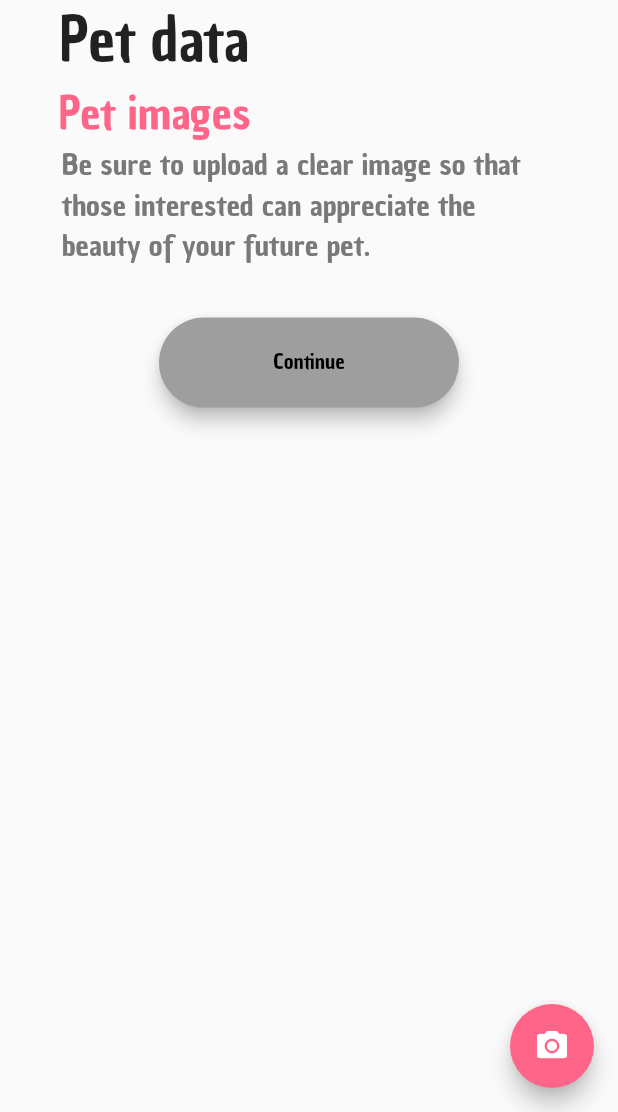
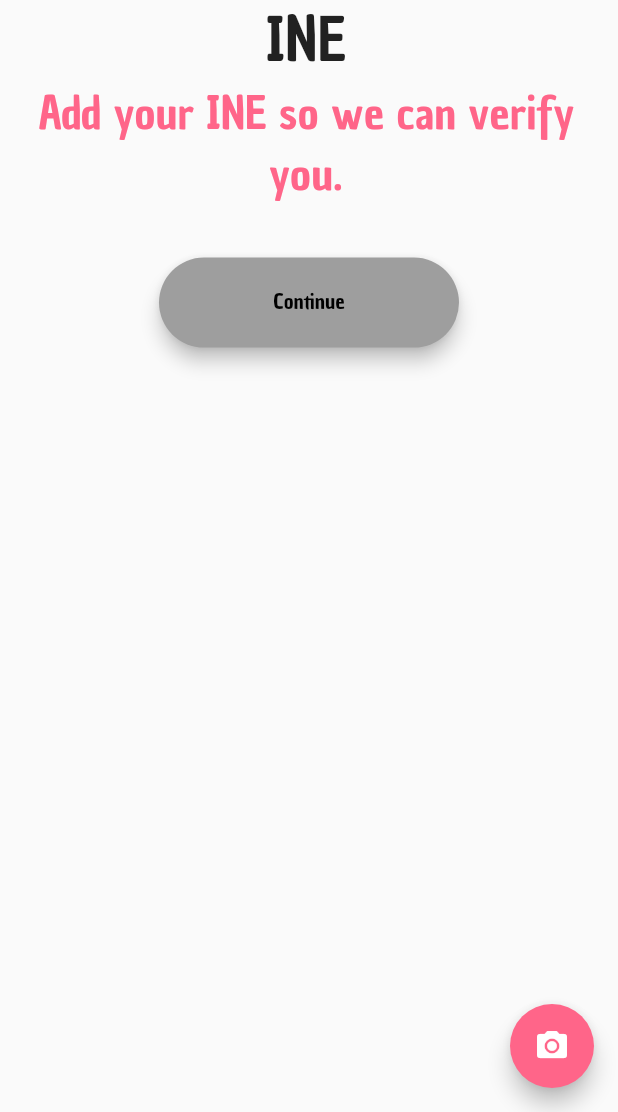
Before and after one commit to BrianFlores7/PETFIND-APP, a Flutter app: the IneOwnerRegister screen opened directly with empty values, on a phone screen of 412 x 824 dp, the part 124-1236 px from its top. Run offline on Flutter 3.47's test engine with Material 2 defaults, Android fonts, the phone set to English and light mode, and no system bars; our stand-ins replace flutter_easyloading, image_picker; missing offline and left inert: simple_s3; network calls fail.

```diff
--- a/lib/AdoptForm/ui/screen/adopt_done.dart
+++ b/lib/AdoptForm/ui/screen/adopt_done.dart
@@ -40,7 +40,10 @@ class PetFinishedAdoptView extends StatelessWidget {
                       btnText: 'See status',
                       color: ColorsViews.pink_word,
                       onPressed: () async {
-                        Map key = {"scaffoldKey": _scaffoldKey};
+                        Map key = {
+                          "scaffoldKey": _scaffoldKey,
+                          "user_id" : ModalRoute.of(context)!.settings.arguments as String,
+                        };
                         Navigator.pushNamed(
                           context,
                           '/success',
--- a/lib/Home/ui/screen/detail_pet.dart
+++ b/lib/Home/ui/screen/detail_pet.dart
@@ -74,8 +74,12 @@ class _DetailPetView extends State<DetailPetView> {
                     onPressed: () async {
                       try {
                         await listPetController.adopt(pet, widget.userId);
+                        Map key = {
+                          "pet": pet,
+                          "user_id" : widget.userId,
+                        };
                         Navigator.pushNamed(context, '/adoptDone',
-                            arguments: pet);
+                            arguments: widget.userId);
                       } catch (e) {
                         print(e);
                       }
--- a/lib/Home/ui/widget/card_give_up_adopt.dart
+++ b/lib/Home/ui/widget/card_give_up_adopt.dart
@@ -18,7 +18,7 @@ class CardGiveUpAdopt extends StatelessWidget {
   Widget build(BuildContext context) {
     return InkWell(
       onTap: () {
-        Navigator.pushNamed(context, '/registerPet', arguments: userId);
+        Navigator.pushNamed(context, '/registerPetData', arguments: userId);
       },
       child: Card(
         shape: RoundedRectangleBorder(
--- a/lib/Home/ui/widget/pet_requested.dart
+++ b/lib/Home/ui/widget/pet_requested.dart
@@ -27,7 +27,7 @@ class CardPetRequested extends StatelessWidget {
 
       // La propiedad child anida un widget en su interior
       // Usamos columna para ordenar un ListTile y una fila con botones
-      child: Row(
+      child: Column(
         children: <Widget>[
           Column(
             children: [
--- a/lib/Register/ui/screen/add_ine_photo.dart
+++ b/lib/Register/ui/screen/add_ine_photo.dart
@@ -67,31 +67,23 @@ class _IneOwnerRegisterState extends State<IneOwnerRegister> {
             children: [
               AppBarRegister(width),
               Padding(
-                padding: EdgeInsets.only(right: width * 0.5),
+                padding: EdgeInsets.only(right: width * 0.01),
                 child: Column(
                   children: const <Widget>[
                     Text(
-                      Labels.pet_data,
+                      "INE",
                       style: TextStyle(fontSize: 40),
                     ),
                     Text(
-                      Labels.petImages,
+                      "Add your INE so we can verify you.",
+                      textAlign: TextAlign.center,
                       style: TextStyle(
                         fontSize: 30,
                         color: ColorsViews.pink_word,
+
                       ),
                     ),
                   ],
-                ),
-              ),
-              SizedBox(
-                width: width * 0.8,
-                child: const Text(
-                  Labels.beSureToUpload,
-                  style: TextStyle(
-                    fontSize: 20,
-                    color: ColorsViews.grey_word,
-                  ),
                 ),
               ),
               _setImageView(width, height),
@@ -122,8 +114,7 @@ class _IneOwnerRegisterState extends State<IneOwnerRegister> {
                         Map key = {"scaffoldKey": _scaffoldKey};
                         Navigator.popAndPushNamed(
                           context,
-                          '/success',
-                          arguments: _scaffoldKey,
+                          '/',
                         );
                       } else {
                         var snackBar =
--- a/lib/RegisterPet/repository/register_pet_api.dart
+++ b/lib/RegisterPet/repository/register_pet_api.dart
@@ -23,7 +23,7 @@ class RegisterApiPetRepository implements RegisterPetRepository {
       "owner_id" : int.parse(pet.owner),
     };
     String jsonObject = json.encode(data);
-
+    print("Llego hasta antes del htttp");
     await http
         .post(Uri.parse(URL),
             headers: <String, String>{
@@ -33,6 +33,7 @@ class RegisterApiPetRepository implements RegisterPetRepository {
             body: jsonObject)
         .then(
       (value) async {
+        print("valor de ${value.statusCode}");
         var status = jsonDecode(value.body);
         if (status['status'] != 'error') {
           return result = "true";
--- a/lib/RegisterPet/ui/screen/pet_finished.dart
+++ b/lib/RegisterPet/ui/screen/pet_finished.dart
@@ -40,7 +40,11 @@ class PetFinishedView extends StatelessWidget {
                       btnText: Labels.continueText,
                       color: ColorsViews.pink_word,
                       onPressed: () {
-                        Map key = {"scaffoldKey": _scaffoldKey};
+                        Map key = {
+                          "scaffoldKey": _scaffoldKey,
+                          "user_id" : ModalRoute.of(context)!.settings.arguments as String,
+                        };
+                        print("Valor del scaffold $_scaffoldKey");
                         Navigator.pushNamed(
                           context,
                           '/success',
--- a/lib/RegisterPet/ui/screen/pet_image.dart
+++ b/lib/RegisterPet/ui/screen/pet_image.dart
@@ -111,7 +111,7 @@ class _PetImageRegisterState extends State<PetImageRegister> {
                   var result = await registerPetController.registerPet(pet);
 
                   if (result == 'true') {
-                    Navigator.pushNamed(context, '/petRegisterFinished');
+                    Navigator.pushNamed(context, '/petRegisterFinished', arguments: widget.userId);
                   } else {
                     var snackBar =
                         snackBarNotification(Labels.something_went_wrong);
```
Also changed, not shown: lib/Home/ui/screen/accept_request.dart (+2 -6 lines), lib/Home/ui/screen/requested.dart (+12 -4 lines), 2 other files.
